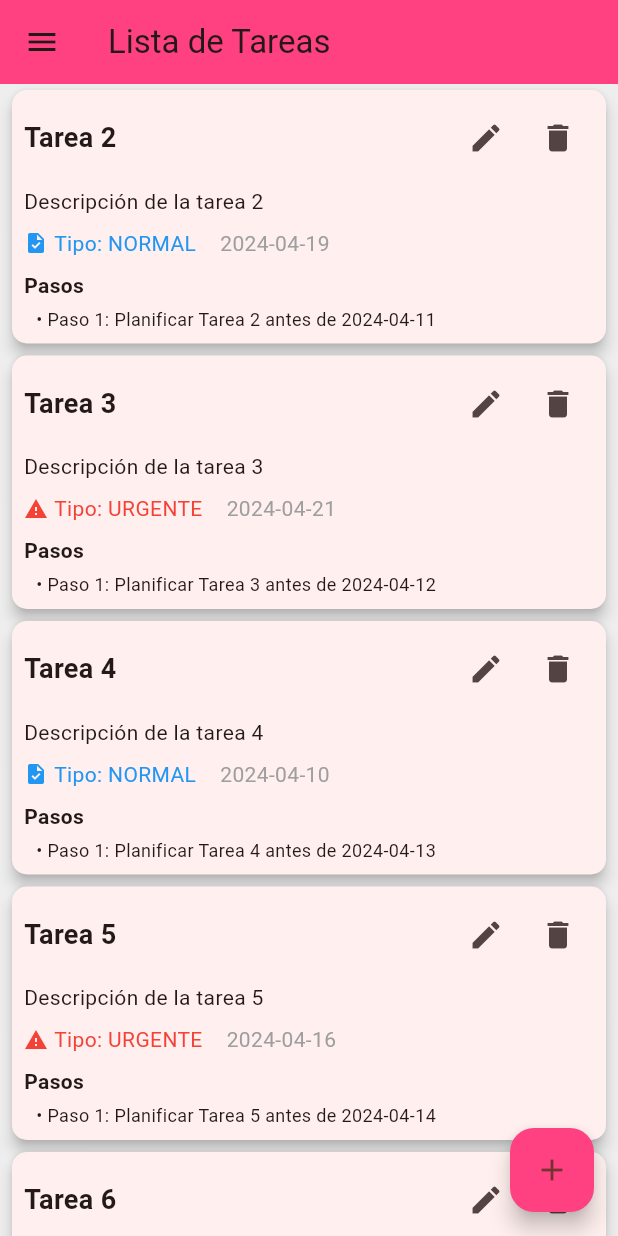
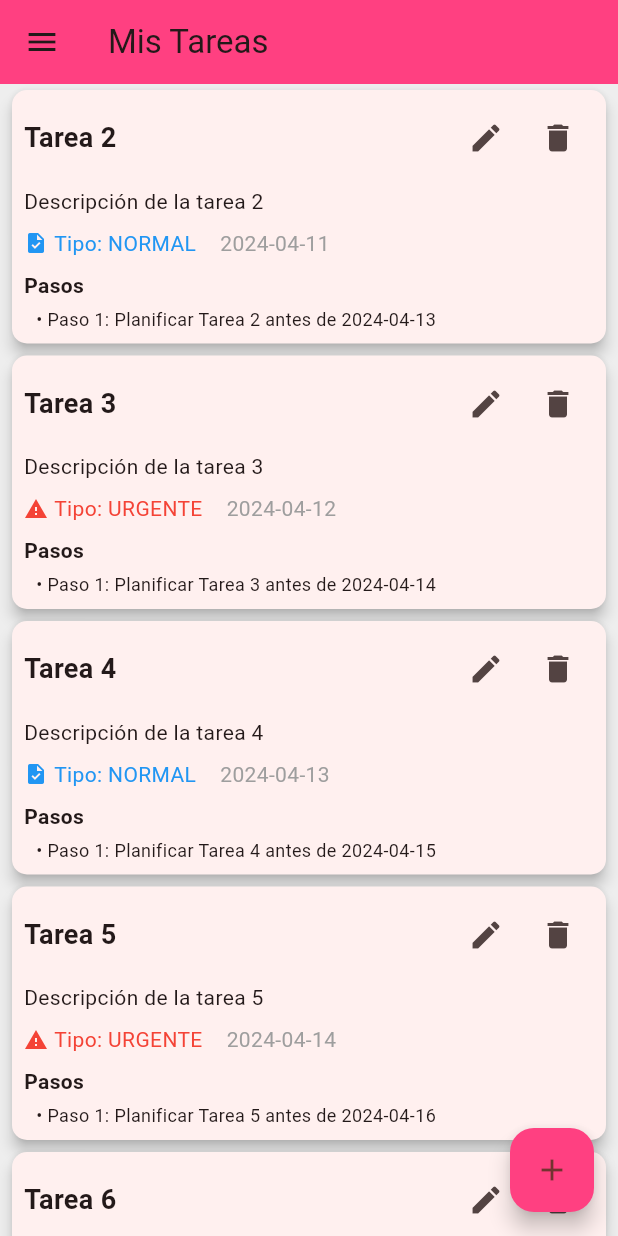
Before and after one commit to diegobenitez2005/dbenitez-flutter001, a Flutter app: the TareasScreen screen opened directly, after a tap on the "delete" icon, on a phone screen of 412 x 824 dp. Run offline on Flutter 3.47's test engine with Material 3 defaults, Android fonts, the phone set to English and light mode, and no system bars; network calls fail.

Commit message:
Commit 1 Actualiza `TaskService` para generar pasos limitados a 2 por tarea. Corrige la lógica de scroll infinito en `tareas_screen` para incluir pasos en nuevas tareas. Mejora la integración con `AssistantRepository` para obtener pasos dinámicamente. Ajusta `TaskRepository` para manejar correctamente las tareas con pasos generados. Refactoriza `deportiva_card` para mostrar pasos limitados. Que conceptos de clean architecture se aplican en esta implementación: Separación de responsabilidades: Cada clase tiene una responsabilidad clara y específica. Inversión de dependencias: Las clases de dominio no dependen de las clases de infraestructura. Abstracción: Se utilizan interfaces para definir contratos entre capas.

```diff
--- a/lib/api/service/task_service.dart
+++ b/lib/api/service/task_service.dart
@@ -23,13 +23,13 @@ class TaskService {
   }
 
   // Read
-  Future<List<Task>> getTasks() async {
+  Future<List<Task>> getTasksWithSteps() async {
     List<Task> listaTareas = _repository.getTasks();
     try {
       for (int i = 0; i < listaTareas.length; i++) {
         listaTareas[i].pasos = obtenerPasos(
           listaTareas[i].title,
-          listaTareas[i].fechaLimite,
+          listaTareas[i].deadline,
         );
       }
     } catch (e) {
@@ -69,11 +69,11 @@ class TaskService {
     {
       //var titulo = 'Tarea 1';
       //var fechaLimite = DateTime(2024, 4, 8).add(const Duration(days: 1));
-      try {
-        return _assistantRepository.obtenerPasos(titulo, fechaLimite);
-      } catch (e) {
-        throw Exception('Error getting steps: $e');
-      }
+
+        var lista = _assistantRepository.obtenerPasos(titulo, fechaLimite).take(2).toList();
+
+        return lista;
+
     }
 
     //   static List<String> obtenerPasos(String titulo, DateTime fechaLimite) {
--- a/lib/constants/constants.dart
+++ b/lib/constants/constants.dart
@@ -1,7 +1,8 @@
-const EMPTY_LIST = 'No hay tareas';
-const TITLE_APPBAR = 'Lista de Tareas';
-const TASK_TYPE_LABEL = 'Tipo:';
+const LISTA_VACIA = 'No hay tareas';
+const TITULO_APPBAR = 'Mis Tareas';
+const TIPO_TAREA = 'Tipo:';
 const TASK_TYPE_NORMAL = 'NORMAL';
 const List<String> LISTA_PASOS_VACIA = [];
 const PASOS_TITULO = 'Pasos para completar';
 const FECHA_LIMITE = 'Fecha límite: ';
+const LIMITADOR_TAREAS = 2;
--- a/lib/data/repositories/task_repository.dart
+++ b/lib/data/repositories/task_repository.dart
@@ -1,5 +1,6 @@
 import 'package:diego/domain/entities/task.dart';
 import 'package:diego/api/service/task_service.dart';
+
 final TaskService _taskService = TaskService();
 
 class TaskRepository {
@@ -8,58 +9,57 @@ class TaskRepository {
       title: 'Tarea 1',
       type: 'URGENTE',
       descripcion: 'Descripción de la tarea 1',
-      fecha: DateTime(2024, 4, 14),
-      fechaLimite: DateTime(2024, 4, 8).add(const Duration(days: 1)),
-
+      fecha: DateTime(2024, 4, 10),
+      deadline: DateTime(2024, 4, 10).add(const Duration(days: 1)),
     ),
     Task(
       title: 'Tarea 2',
       type: 'NORMAL',
       descripcion: 'Descripción de la tarea 2',
-      fecha: DateTime(2024, 4, 19),
-      fechaLimite: DateTime(2024, 4, 8).add(const Duration(days: 3)),
+      fecha: DateTime(2024, 4, 11),
+      deadline: DateTime(2024, 4, 10).add(const Duration(days: 3)),
     ),
     Task(
       title: 'Tarea 3',
       type: 'URGENTE',
       descripcion: 'Descripción de la tarea 3',
-      fecha: DateTime(2024, 4, 21),
-      fechaLimite: DateTime(2024, 4, 8).add(const Duration(days: 4)),
+      fecha: DateTime(2024, 4, 12),
+      deadline: DateTime(2024, 4, 10).add(const Duration(days: 4)),
     ),
     Task(
       title: 'Tarea 4',
       type: 'NORMAL',
       descripcion: 'Descripción de la tarea 4',
-      fecha: DateTime(2024, 4, 10),
-      fechaLimite: DateTime(2024, 4, 8).add(const Duration(days: 5)),
+      fecha: DateTime(2024, 4, 13),
+      deadline: DateTime(2024, 4, 10).add(const Duration(days: 5)),
     ),
     Task(
       title: 'Tarea 5',
       type: 'URGENTE',
       descripcion: 'Descripción de la tarea 5',
-      fecha: DateTime(2024, 4, 16),
-      fechaLimite: DateTime(2024, 4, 8).add(const Duration(days: 6)),
+      fecha: DateTime(2024, 4, 14),
+      deadline: DateTime(2024, 4, 10).add(const Duration(days: 6)),
     ),
     Task(
       title: 'Tarea 6',
       type: 'NORMAL',
       descripcion: 'Descripción de la tarea 6',
-      fecha: DateTime(2024, 4, 17),
-      fechaLimite: DateTime(2024, 4, 8).add(const Duration(days: 7)),
+      fecha: DateTime(2024, 4, 15),
+      deadline: DateTime(2024, 4, 10).add(const Duration(days: 7)),
     ),
     Task(
       title: 'Tarea 7',
       type: 'NORMAL',
       descripcion: 'Descripción de la tarea 6',
-      fecha: DateTime(2024, 4, 17),
-      fechaLimite: DateTime(2024, 4, 8).add(const Duration(days: 7)),
+      fecha: DateTime(2024, 4, 16),
+      deadline: DateTime(2024, 4, 10).add(const Duration(days: 7)),
     ),
     Task(
       title: 'Tarea 8',
       type: 'NORMAL',
       descripcion: 'Descripción de la tarea 6',
       fecha: DateTime(2024, 4, 17),
-      fechaLimite: DateTime(2024, 4, 8).add(const Duration(days: 7)),
+      deadline: DateTime(2024, 4, 10).add(const Duration(days: 8)),
     ),
   ];
 
@@ -86,7 +86,7 @@ class TaskRepository {
       type: task.type,
       descripcion: task.descripcion,
       fecha: task.fecha, // Usar los pasos generados
-      fechaLimite: task.fechaLimite,
+      deadline: task.deadline,
       pasos: task.pasos,
     );
 
@@ -114,6 +114,4 @@ class TaskRepository {
   void resetTasks() {
     _tasks = List.from(initialTasks);
   }
-
-
 }
--- a/lib/domain/entities/task.dart
+++ b/lib/domain/entities/task.dart
@@ -6,13 +6,13 @@ class Task {
   final String descripcion;
   List<String> pasos;
   DateTime fecha;
-  DateTime fechaLimite;
+  DateTime deadline;
   Task({
     required this.title,
     this.type = TASK_TYPE_NORMAL,
     required this.descripcion,
     required this.fecha,
     this.pasos = LISTA_PASOS_VACIA,
-    required this.fechaLimite,
+    required this.deadline,
   });
 }
--- a/lib/presentation/deportiva_card.dart
+++ b/lib/presentation/deportiva_card.dart
@@ -95,15 +95,14 @@ class TarjetaDeportiva extends StatelessWidget {
         children: [
           // Sección de imagen con bordes redondeados en la parte superior
           SizedBox(height: 20),
-          Padding(padding: const EdgeInsets.all(20.0),
+          Padding(
+            padding: const EdgeInsets.all(20.0),
             child: ClipRRect(
-              borderRadius: const BorderRadius.all(
-                Radius.circular(10.0),
-              ),
+              borderRadius: const BorderRadius.all(Radius.circular(10.0)),
               child: Image.network(
                 'https://picsum.photos/200/300?random=$index',
                 width: 300,
-                  height:300,
+                height: 300,
                 fit: BoxFit.cover, // Asegura que la imagen cubra el contenedor
               ),
             ),
@@ -143,7 +142,8 @@ class TarjetaDeportiva extends StatelessWidget {
                           '$paso',
                           style: const TextStyle(
                             fontSize: 14,
-                          fontFamily: 'Roboto',),
+                            fontFamily: 'Roboto',
+                          ),
                           textAlign: TextAlign.center,
                         ),
                       ),
@@ -153,7 +153,7 @@ class TarjetaDeportiva extends StatelessWidget {
 
                 // Fecha límite
                 Text(
-                  'Fecha límite: ${task.fechaLimite.toLocal().toString().split(' ')[0]}',
+                  'Fecha límite: ${task.deadline.toLocal().toString().split(' ')[0]}',
                   style: const TextStyle(
                     color: Colors.lightBlueAccent,
                     fontSize: 20,
--- a/lib/presentation/tareas_screen.dart
+++ b/lib/presentation/tareas_screen.dart
@@ -47,7 +47,7 @@ class _TareasScreenState extends State<TareasScreen> {
 
   Future<void> _cargarTareas() async {
     try {
-      final tareas = await _taskService.getTasks();
+      final tareas = await _taskService.getTasksWithSteps();
       setState(() {
         _tareas = tareas;
       });
@@ -63,21 +63,26 @@ class _TareasScreenState extends State<TareasScreen> {
       _isLoading = true;
     });
 
-    // Simulamos carga de 5 tareas nuevas
+    // Simulamos carga de 6 tareas nuevas
     await Future.delayed(const Duration(seconds: 1));
 
     final nuevasTareas = List.generate(6, (index) {
-      return Task(
+      final nuevaTarea = Task(
         title: 'Tarea ${_nextTaskId + index}',
         descripcion: 'Descripción de tarea ${_nextTaskId + index}',
         fecha: DateTime.now().add(Duration(days: index)),
         type: index % 2 == 0 ? 'NORMAL' : 'URGENTE',
-        fechaLimite: DateTime.now().add(Duration(days: index + 1)),
-        pasos: List.generate(
-          3,
-          (i) => 'Paso ${i + 1} de tarea ${_nextTaskId + index}',
-        ),
+        deadline: DateTime.now().add(Duration(days: index + 1)),
+        pasos: [], // Inicialmente vacío
       );
+
+      // Generar pasos para la nueva tarea
+      nuevaTarea.pasos = _taskService.obtenerPasos(
+        nuevaTarea.title,
+        nuevaTarea.deadline,
+      );
+
+      return nuevaTarea;
     });
 
     setState(() {
@@ -281,7 +286,7 @@ class _TareasScreenState extends State<TareasScreen> {
                   type: tipo,
                   fecha: fechaSeleccionada!,
                   descripcion: detalle,
-                  fechaLimite: fechaSeleccionada!,
+                  deadline: fechaSeleccionada!,
                   pasos: _taskService.obtenerPasos(
                     tituloController.text,
                     DateTime.now().add(const Duration(days: 1)),
@@ -309,7 +314,7 @@ class _TareasScreenState extends State<TareasScreen> {
     return Scaffold(
       backgroundColor: Colors.grey[200],
       appBar: AppBar(
-        title: const Text(TITLE_APPBAR),
+        title: const Text(TITULO_APPBAR),
         backgroundColor: Colors.pinkAccent,
       ),
       drawer: Drawer(
@@ -396,7 +401,7 @@ class _TareasScreenState extends State<TareasScreen> {
       ),
       body:
           _tareas.isEmpty
-              ? const Center(child: Text(EMPTY_LIST))
+              ? const Center(child: Text(LISTA_VACIA))
               : ListView.builder(
                 controller: _scrollController,
                 itemCount: _tareas.length + 1, // +1 para el indicador de carga
```
Also changed, not shown: lib/data/repositories/assistant_repository.dart (line endings or trailing spaces). Lines whose indentation alone changed are shown as unchanged.
